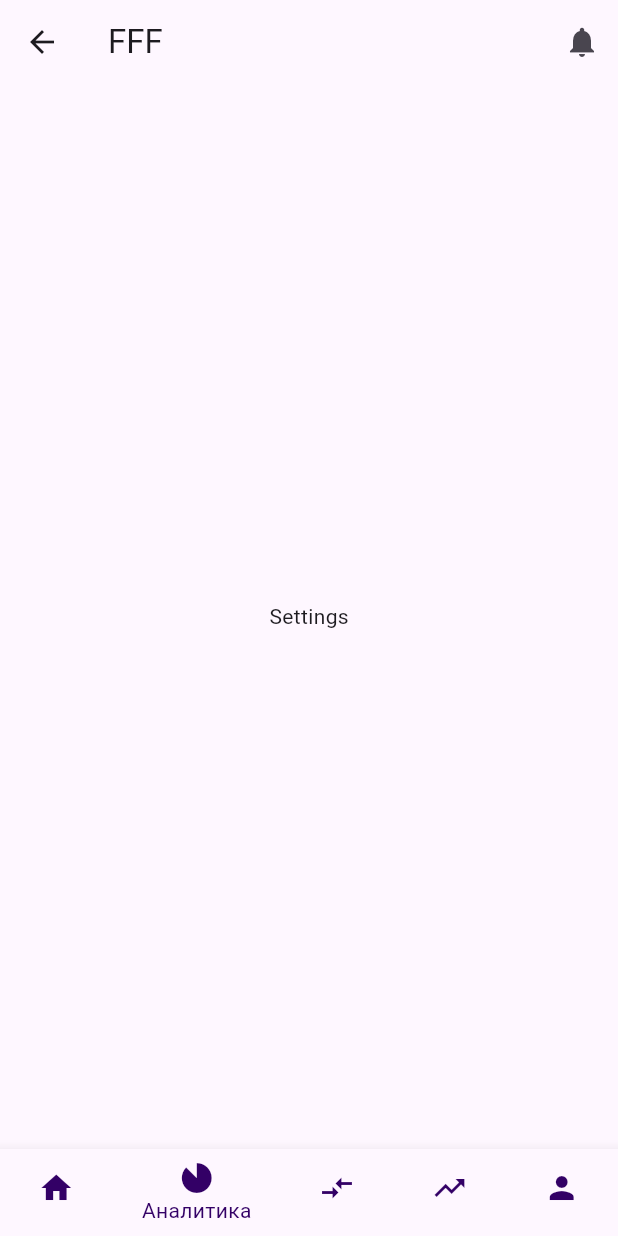
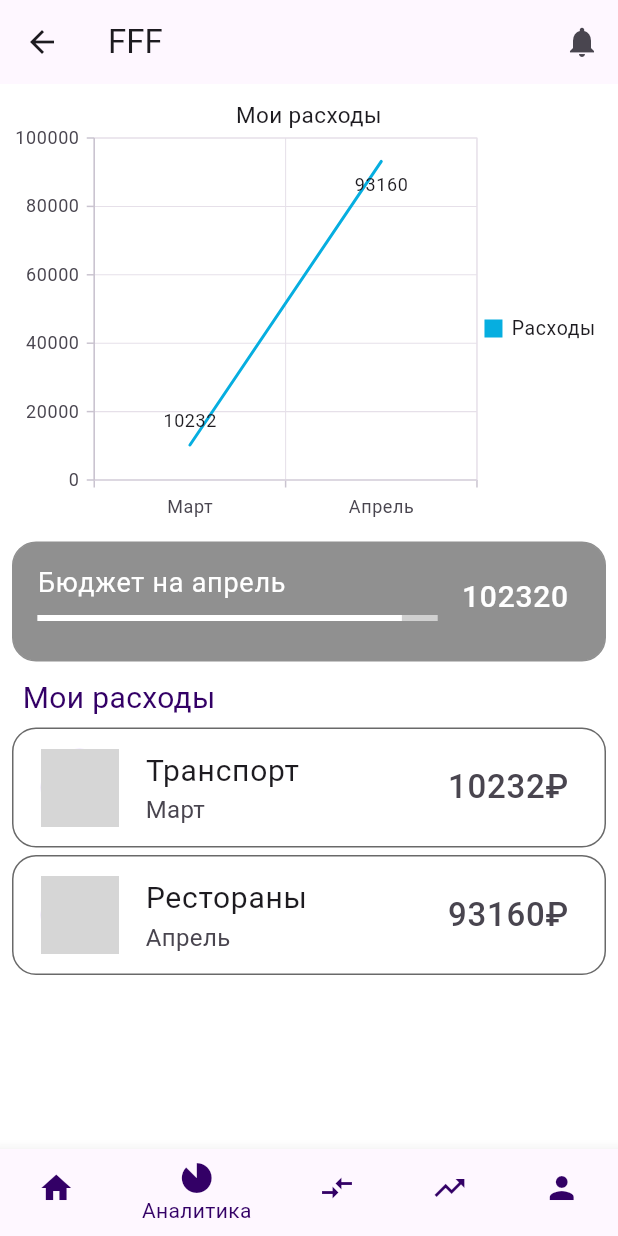
Before and after one commit to allexandrsokollov/FFF, a Flutter app: the Pages screen opened directly, item 2 of the bottom bar chosen, on a phone screen of 412 x 824 dp. Run offline on Flutter 3.47's test engine with Material 3 defaults, Android fonts, the light colour scheme and no system bars; our stand-ins replace flutter_otp_text_field, flutter_swiper_view, syncfusion_flutter_charts; accounts and stored records are empty; network calls fail; grey boxes are pictures that could not be loaded.

Commit message:
Made last analytics screen

```diff
--- /dev/null
+++ b/mobile/lib/AnalyticsScreen.dart
@@ -0,0 +1,138 @@
+import 'package:flutter/material.dart';
+import 'package:syncfusion_flutter_charts/charts.dart';
+import 'package:flutter/cupertino.dart';
+import 'package:flutter/painting.dart';
+import 'package:flutter/services.dart';
+import 'package:flutter/widgets.dart';
+import 'package:flutter_swiper_view/flutter_swiper_view.dart';
+
+class AnalyticsScreen extends StatefulWidget {
+  const AnalyticsScreen({super.key});
+
+  @override
+  AnalyticsScreenState createState() => AnalyticsScreenState();
+}
+
+class Transaction extends StatelessWidget {
+  late String selectedCategory;
+  late String sum;
+  String month;
+
+  Transaction({required this.selectedCategory, required this.sum, required this.month});
+
+  @override
+  Widget build(BuildContext context) {
+    return Container(
+      height: 80,
+      margin: const EdgeInsets.only(top: 5, left: 8, right: 8),
+      decoration: BoxDecoration(
+        borderRadius: BorderRadius.circular(16),
+        border: Border.all(color: Color(0xff696969), width: 1),
+        color: Colors.white,
+      ),
+      child: Center(
+        child: ListTile(
+          leading: const CircleAvatar(
+            radius: 28,
+            backgroundColor: Colors.white,
+            child: CircleAvatar(
+              radius: 26,
+              backgroundImage: NetworkImage(
+                  "https://img2.freepng.ru/20180721/plg/kisspng-computer-icons-rss-web-feed-blog-for-inspiration-and-recognition-of-science-and-tec-5b532bd6a76a01.8609731515321773666857.jpg"),
+            ),
+          ),
+          title: Text(selectedCategory, style: TextStyle(fontSize: 20)),
+          subtitle: Text(month, style: TextStyle(fontSize: 16)),
+          trailing: Text(sum + "₽", style: TextStyle(fontSize: 22)),
+        ),
+      ),
+    );
+  }
+
+}
+
+class AnalyticsScreenState extends State<AnalyticsScreen> {
+  List<Transaction> transactions = [
+        Transaction(selectedCategory: 'Транспорт', sum: '10232', month: 'Март'),
+        Transaction(selectedCategory: 'Рестораны', sum: '93160', month: 'Апрель',)
+  ];
+
+  @override
+  Widget build(BuildContext context) {
+    return Scaffold(
+        backgroundColor: Colors.white,
+        body: Column(children: [
+          SfCartesianChart(
+            primaryXAxis: CategoryAxis(),
+            title: ChartTitle(text: 'Мои расходы'),
+            legend: Legend(isVisible: true),
+            tooltipBehavior: TooltipBehavior(enable: true),
+            series: <CartesianSeries<TransactionData, String>> [
+              LineSeries<TransactionData, String>(
+                dataSource: <TransactionData>[
+                  TransactionData('Март', 10232),
+                  TransactionData('Апрель', 93160),
+                ],
+                xValueMapper: (TransactionData sum, _) => sum.month,
+                yValueMapper: (TransactionData sum, _) => sum.sum,
+                name: 'Расходы',
+                dataLabelSettings: DataLabelSettings(isVisible: true),
+              )
+
+            ],
+          ),
+          Container(
+            height: 80,
+            margin: const EdgeInsets.only(top: 5,left: 8,right: 8),
+            decoration: BoxDecoration(
+              borderRadius: BorderRadius.circular(16),
+              border: Border.all(color: Color(0xff909090), width: 1),
+              color: Color(0xff909090),
+            ),
+            child: const ListTile(
+              title: Text("Бюджет на апрель", style: TextStyle(fontSize: 18, color: Colors.white)),
+              subtitle: LinearProgressIndicator(
+                backgroundColor: Color(0xffD0D0D0),
+                valueColor: AlwaysStoppedAnimation<Color>(Colors.white),
+                value: 93160 / 102320,
+
+              ),
+              trailing: Text("102320", style: TextStyle(fontSize: 20, color: Colors.white)),
+            ),
+          ),
+          const Padding(
+            padding: EdgeInsets.fromLTRB(15, 10, 0, 0),
+            child: Align(
+                alignment: Alignment.topLeft,
+                child: Text('Мои расходы',
+                    style: TextStyle(color: Color(0xff330066), fontSize: 20)),
+            )
+          ),
+          Expanded(
+              child: ListView.builder(
+                  itemCount: 1,
+                  itemBuilder: (context, index) {
+                    return Container(
+                        child: Column(
+                          children: [
+                            for (var i in transactions)
+                              Container(
+                                child: i,
+                              )
+                          ],
+                        )
+                    );
+                  }
+              )
+          )
+        ])
+    );
+  }
+}
+
+class TransactionData {
+  TransactionData(this.month, this.sum);
+
+  final String month;
+  final int sum;
+}
--- a/mobile/lib/Pages.dart
+++ b/mobile/lib/Pages.dart
@@ -1,3 +1,4 @@
+import 'package:app_planning_budget/AnalyticsScreen.dart';
 import 'package:app_planning_budget/LastTransactionScreen.dart';
 import 'package:app_planning_budget/MainScreen.dart';
 import 'package:flutter/material.dart';
@@ -15,7 +16,7 @@ class _HomePageState extends State<Pages> {
   @override
   void initState() {
     _pages.add(const MainScreen());
-    _pages.add(SettingScreen());
+    _pages.add(const AnalyticsScreen());
     _pages.add(const LastTransaction());
     _pages.add(const PlaningScreen());
     _pages.add(const ProfileScreen());
```
